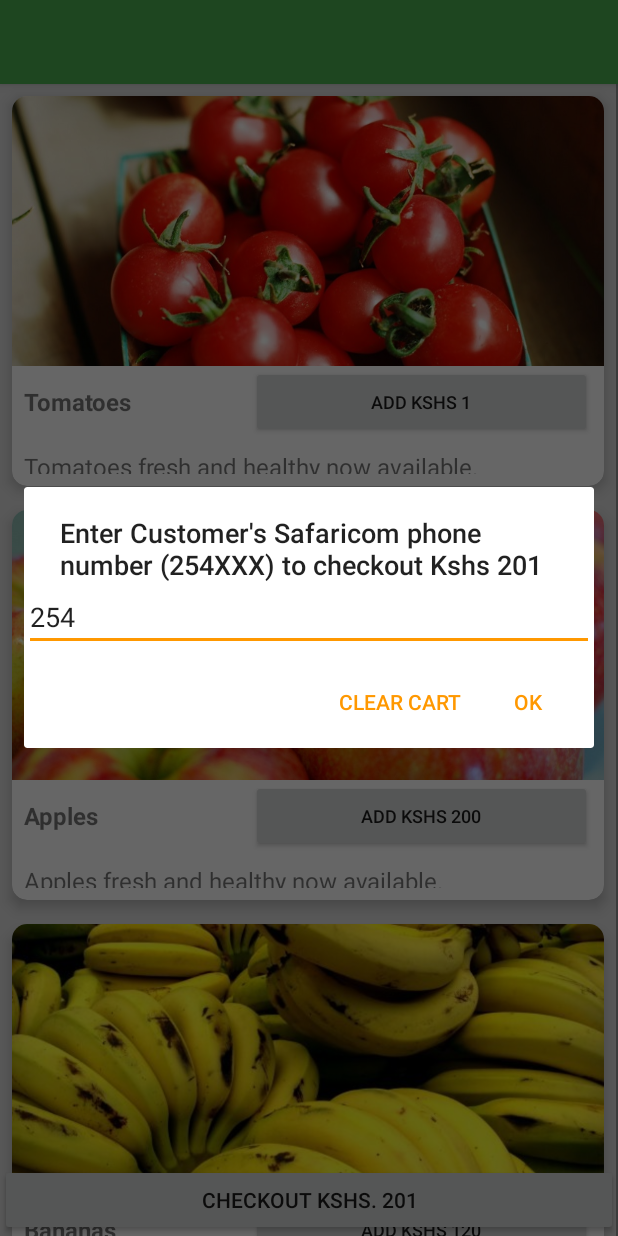
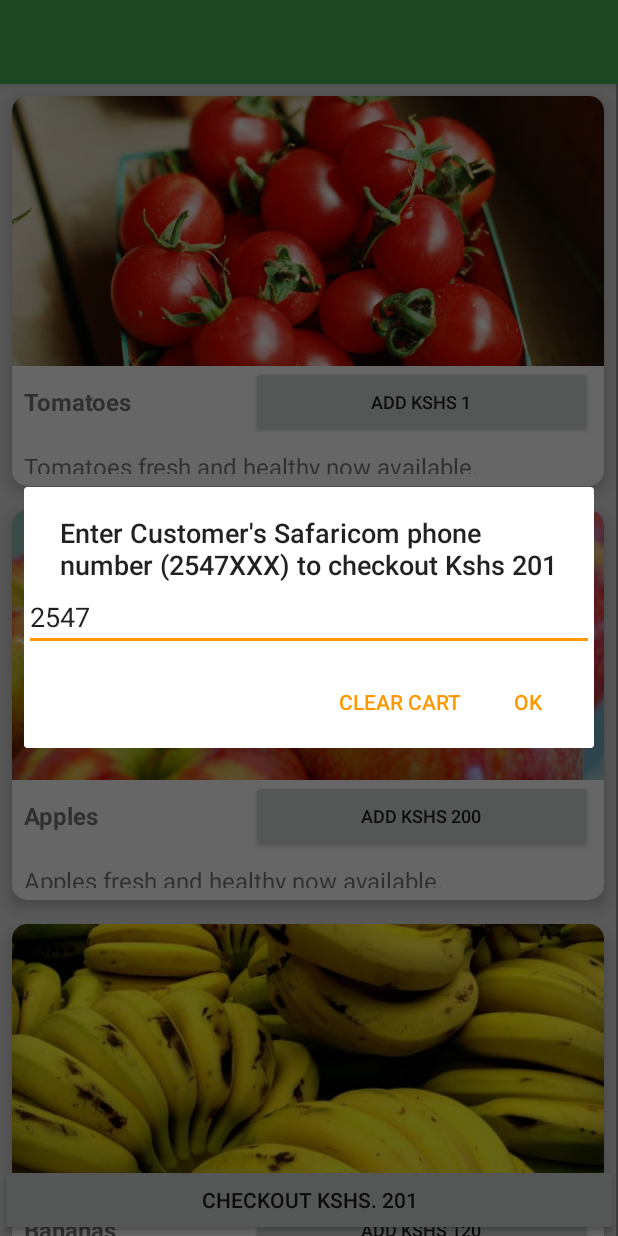
Before and after one commit to safaricom/LNMOnlineAndroidSample, an Android app: the screen it shows after launch (MainActivity), after a tap on an icon or button, on a phone screen of 412 x 824 dp. Run offline under Robolectric (Android 15) with nearby library versions, the phone set to English and light mode, and no system bars; our stand-ins replace ButterKnife; libraries missing offline, so code that uses them is left out: cn.pedant, junit.framework; 3 other taps on this screen came first.

Commit message:
Update MainActivity.java

```diff
--- a/app/src/main/java/com/myduka/app/activity/MainActivity.java
+++ b/app/src/main/java/com/myduka/app/activity/MainActivity.java
@@ -232,11 +232,11 @@ public class MainActivity extends AppCompatActivity implements PriceTransfer {
 
     public void getPhoneNumber() {
         AlertDialog.Builder builder = new AlertDialog.Builder(this);
-        builder.setTitle("Enter Customer's Safaricom phone number (254XXX) to checkout Kshs " + String.valueOf(getTotal(prices)));
+        builder.setTitle("Enter Customer's Safaricom phone number (2547XXX) to checkout Kshs " + String.valueOf(getTotal(prices)));
 
         final EditText input = new EditText(this);
         input.setInputType(InputType.TYPE_CLASS_PHONE);
-        input.setText("254");
+        input.setText("2547");
         builder.setView(input);
 
         builder.setPositiveButton("OK", new DialogInterface.OnClickListener() {
```
